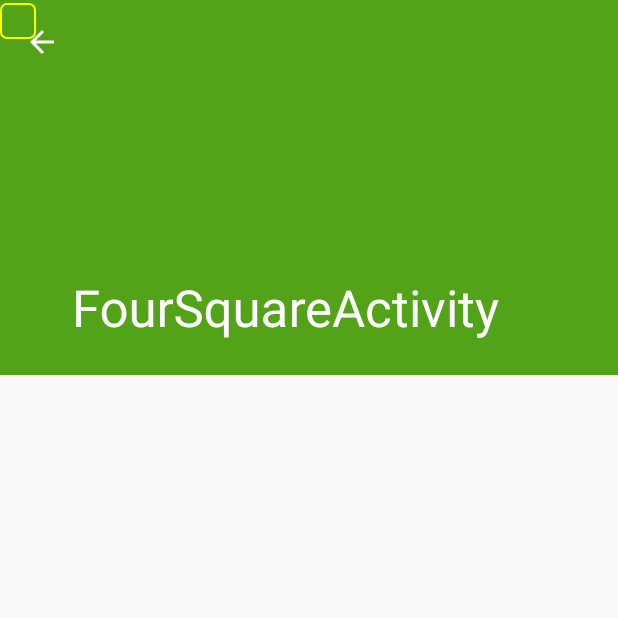
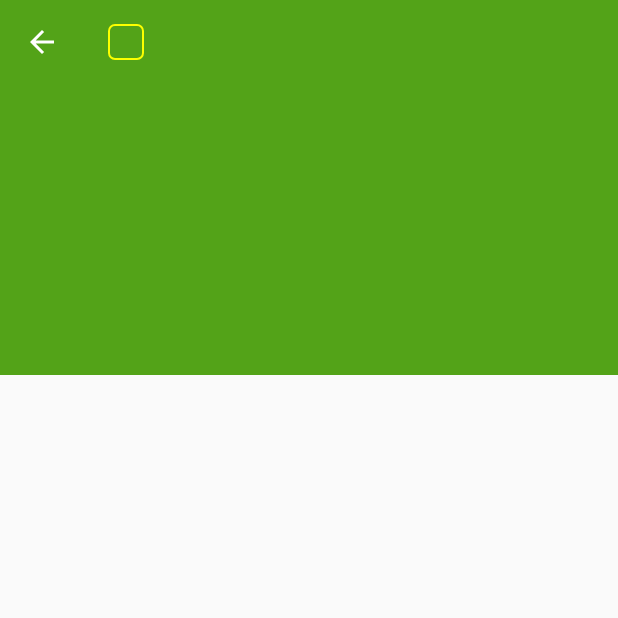
Before and after one commit to aleqi200/grelp, an Android app: the FourSquareActivity screen opened directly, with no data from a screen before it, on a phone screen of 412 x 824 dp, the top half of it. Run offline under Robolectric (Android 15) with nearby library versions, the phone set to English and light mode, and no system bars; our stand-ins replace Picasso; libraries missing offline, so code that uses them is left out: com.loopj.android, org.scribe.builder, org.scribe.oauth; pictures from the network do not load; 3 statements that could not run were skipped.

Commit message:
fixed foursquare title

```diff
--- a/app/src/main/res/layout/activity_four_square.xml
+++ b/app/src/main/res/layout/activity_four_square.xml
@@ -34,19 +34,6 @@
                 android:transitionName="dealImage"
                 app:layout_collapseMode="parallax" />
 
-            <TextView
-                android:layout_width="wrap_content"
-                android:layout_height="wrap_content"
-                android:textAppearance="?android:attr/textAppearanceSmall"
-                android:textSize="14sp"
-                android:textColor="@color/primary_light"
-                android:id="@+id/tvRatingCount"
-                android:layout_marginTop="2dp"
-                android:gravity="center_vertical|center_horizontal"
-                android:background="@drawable/solid_green_border"
-                android:layout_below="@+id/ivFourSquare"
-                android:layout_centerHorizontal="true" />
-
             <android.support.v7.widget.Toolbar
                 android:id="@+id/toolbar"
                 android:layout_width="match_parent"
@@ -54,7 +41,19 @@
                 android:elevation="2dp"
                 app:popupTheme="@style/ThemeOverlay.AppCompat.Light"
                 app:layout_collapseMode="pin"
-                />
+                >
+                <TextView
+                    android:layout_width="wrap_content"
+                    android:layout_height="wrap_content"
+                    android:textAppearance="?android:attr/textAppearanceSmall"
+                    android:textSize="14sp"
+                    android:textColor="@color/primary_light"
+                    android:id="@+id/tvRatingCount"
+                    android:layout_marginTop="2dp"
+                    android:gravity="center_vertical|center_horizontal"
+                    android:background="@drawable/solid_green_border"
+                    android:layout_centerHorizontal="true" />
+                </android.support.v7.widget.Toolbar>
 
         </android.support.design.widget.CollapsingToolbarLayout>
 
--- a/app/src/main/res/values/strings.xml
+++ b/app/src/main/res/values/strings.xml
@@ -1,13 +1,12 @@
 <?xml version="1.0" encoding="utf-8"?>
 <resources>
     <string name="app_name">Grelp</string>
-    <string name="title_activity_yelp">YelpActivity</string>
     <string name="title_activity_groupon_detail"> </string>
     <string name="hello_world">Hello world!</string>
     <string name="action_settings">Settings</string>
 
     <!-- TODO: Remove or change this placeholder text -->
-    <string name="hello_blank_fragment">Hello blank fragment</string>
+    <string name="hello_blank_fragment">No data available</string>
     <string name="title_activity_main">Grelp</string>
     <string name="section_format">Map goes here</string>
     <string name="title_activity_map">MapActivity</string>
@@ -22,12 +21,12 @@
         <item quantity="one">%d review</item>
         <item quantity="other">%d reviews</item>
     </plurals>
+    <string name="title_activity_four_square"> </string>
     <plurals name="number_of_locations">
         <item quantity="zero">No Locations</item>
         <item quantity="one">%d Location</item>
         <item quantity="other">%d Locations</item>
     </plurals>
-    <string name="title_activity_four_square">FourSquareActivity</string>
     <string name="yelp">Yelp</string>
     <string name="yelp_ratings">Yelp Reviews</string>
     <string name="open_yelp"><![CDATA[Open Yelp >]]></string>
```
Also changed, not shown: app/src/main/java/com/grelp/grelp/fragments/FourSquareDetailFragment.java (+0 -9 lines).
